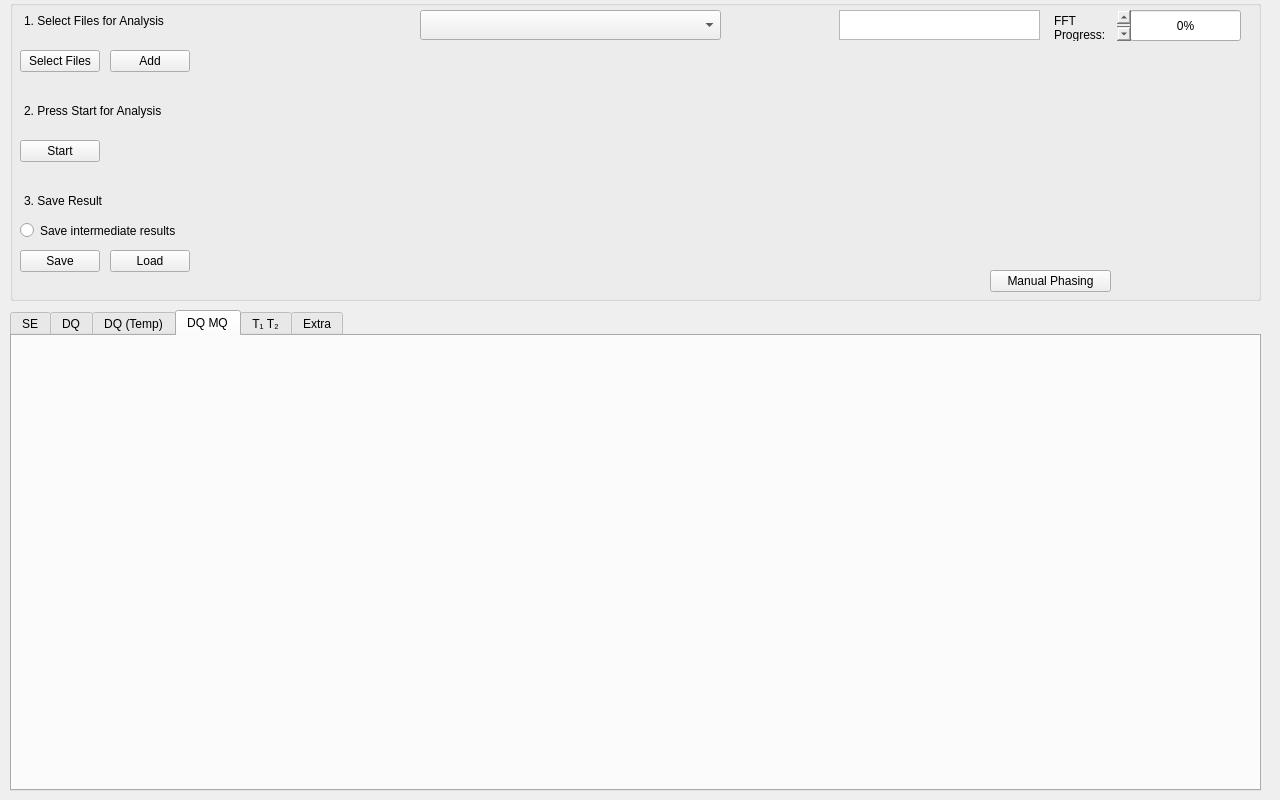
Above: form.ui from timesama/M2-Approach before the change. Below: the same form after it.
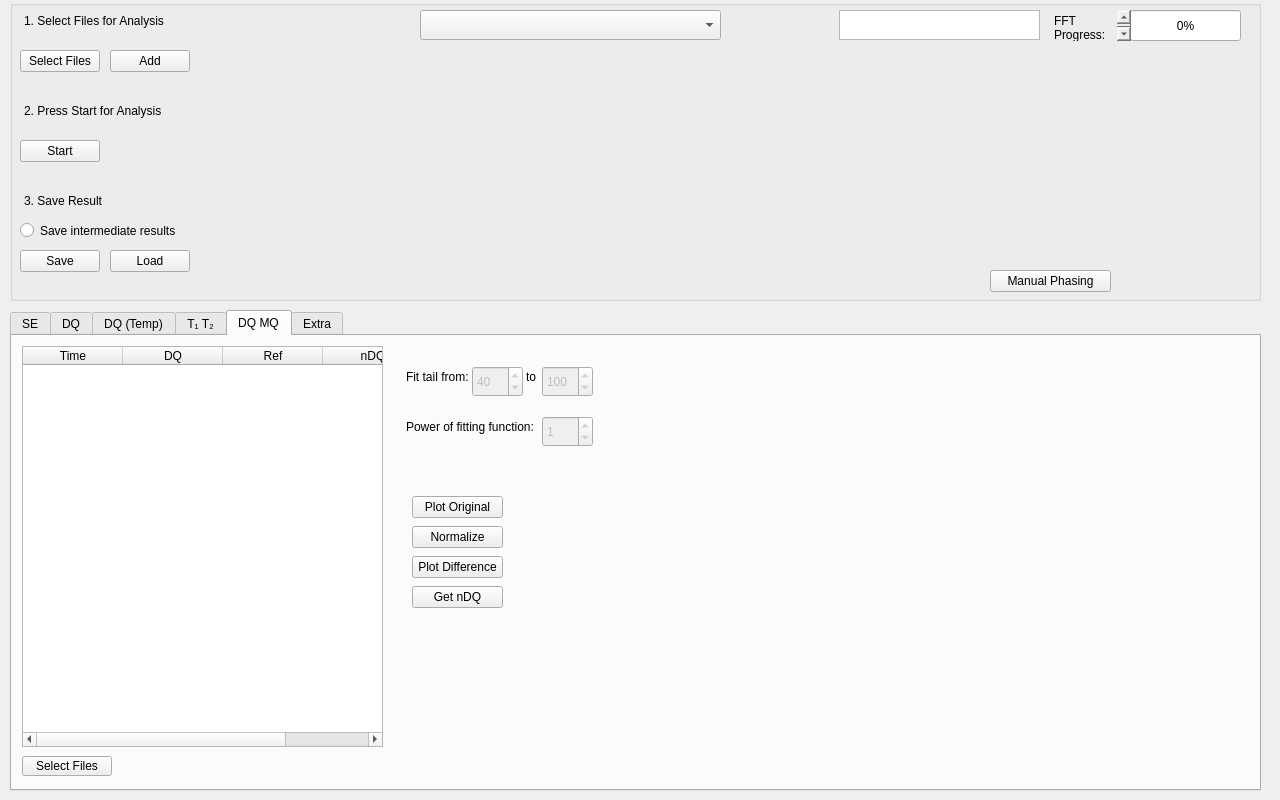
That is the form after the change. Custom widgets are drawn as their Qt base class.

Commit message: The beginning of DQMQ is done

Diff of the .ui file:
```diff
--- a/form.ui
+++ b/form.ui
@@ -87,7 +87,7 @@
      </sizepolicy>
     </property>
     <property name="currentIndex">
-     <number>3</number>
+     <number>4</number>
     </property>
     <widget class="QWidget" name="tab_1">
      <attribute name="title">
@@ -870,11 +870,6 @@
       </property>
      </widget>
     </widget>
-    <widget class="QWidget" name="tab_4">
-     <attribute name="title">
-      <string>DQ MQ</string>
-     </attribute>
-    </widget>
     <widget class="QWidget" name="tab">
      <attribute name="title">
       <string>T₁ T₂</string>
@@ -1386,6 +1381,375 @@
       </widget>
      </widget>
     </widget>
+    <widget class="QWidget" name="tab_4">
+     <attribute name="title">
+      <string>DQ MQ</string>
+     </attribute>
+     <widget class="QPushButton" name="btn_SelectFilesDQMQ">
+      <property name="geometry">
+       <rect>
+        <x>10</x>
+        <y>420</y>
+        <width>90</width>
+        <height>20</height>
+       </rect>
+      </property>
+      <property name="text">
+       <string>Select Files</string>
+      </property>
+     </widget>
+     <widget class="PlotWidget" name="DQMQ_Widget" native="true">
+      <property name="geometry">
+       <rect>
+        <x>650</x>
+        <y>10</y>
+        <width>561</width>
+        <height>401</height>
+       </rect>
+      </property>
+      <property name="sizeIncrement">
+       <size>
+        <width>0</width>
+        <height>0</height>
+       </size>
+      </property>
+      <property name="styleSheet">
+       <string notr="true"/>
+      </property>
+     </widget>
+     <widget class="QTableWidget" name="table_DQMQ">
+      <property name="geometry">
+       <rect>
+        <x>10</x>
+        <y>10</y>
+        <width>361</width>
+        <height>401</height>
+       </rect>
+      </property>
+      <property name="styleSheet">
+       <string notr="true"/>
+      </property>
+      <property name="editTriggers">
+       <set>QAbstractItemView::CurrentChanged</set>
+      </property>
+      <property name="alternatingRowColors">
+       <bool>true</bool>
+      </property>
+      <property name="selectionMode">
+       <enum>QAbstractItemView::ExtendedSelection</enum>
+      </property>
+      <property name="selectionBehavior">
+       <enum>QAbstractItemView::SelectRows</enum>
+      </property>
+      <property name="columnCount">
+       <number>4</number>
+      </property>
+      <column>
+       <property name="text">
+        <string>Time</string>
+       </property>
+      </column>
+      <column>
+       <property name="text">
+        <string>DQ</string>
+       </property>
+      </column>
+      <column>
+       <property name="text">
+        <string>Ref</string>
+       </property>
+      </column>
+      <column>
+       <property name="text">
+        <string>nDQ</string>
+       </property>
+      </column>
+     </widget>
+     <widget class="QTextEdit" name="textEdit_12">
+      <property name="geometry">
+       <rect>
+        <x>510</x>
+        <y>30</y>
+        <width>31</width>
+        <height>31</height>
+       </rect>
+      </property>
+      <property name="mouseTracking">
+       <bool>false</bool>
+      </property>
+      <property name="focusPolicy">
+       <enum>Qt::NoFocus</enum>
+      </property>
+      <property name="styleSheet">
+       <string notr="true">background: transparent</string>
+      </property>
+      <property name="frameShape">
+       <enum>QFrame::NoFrame</enum>
+      </property>
+      <property name="verticalScrollBarPolicy">
+       <enum>Qt::ScrollBarAlwaysOff</enum>
+      </property>
+      <property name="horizontalScrollBarPolicy">
+       <enum>Qt::ScrollBarAlwaysOff</enum>
+      </property>
+      <property name="sizeAdjustPolicy">
+       <enum>QAbstractScrollArea::AdjustToContents</enum>
+      </property>
+      <property name="html">
+       <string>&lt;!DOCTYPE HTML PUBLIC &quot;-//W3C//DTD HTML 4.0//EN&quot; &quot;http://www.w3.org/TR/REC-html40/strict.dtd&quot;&gt;
+&lt;html&gt;&lt;head&gt;&lt;meta name=&quot;qrichtext&quot; content=&quot;1&quot; /&gt;&lt;meta charset=&quot;utf-8&quot; /&gt;&lt;style type=&quot;text/css&quot;&gt;
+p, li { white-space: pre-wrap; }
+hr { height: 1px; border-width: 0; }
+li.unchecked::marker { content: &quot;\2610&quot;; }
+li.checked::marker { content: &quot;\2612&quot;; }
+&lt;/style&gt;&lt;/head&gt;&lt;body style=&quot; font-family:'Segoe UI'; font-size:9pt; font-weight:400; font-style:normal;&quot;&gt;
+&lt;p style=&quot; margin-top:0px; margin-bottom:0px; margin-left:0px; margin-right:0px; -qt-block-indent:0; text-indent:0px;&quot;&gt;to&lt;/p&gt;
+&lt;p style=&quot;-qt-paragraph-type:empty; margin-top:0px; margin-bottom:0px; margin-left:0px; margin-right:0px; -qt-block-indent:0; text-indent:0px;&quot;&gt;&lt;br /&gt;&lt;/p&gt;&lt;/body&gt;&lt;/html&gt;</string>
+      </property>
+      <property name="textInteractionFlags">
+       <set>Qt::NoTextInteraction</set>
+      </property>
+     </widget>
+     <widget class="QDoubleSpinBox" name="dq_max_3">
+      <property name="enabled">
+       <bool>false</bool>
+      </property>
+      <property name="geometry">
+       <rect>
+        <x>530</x>
+        <y>30</y>
+        <width>51</width>
+        <height>31</height>
+       </rect>
+      </property>
+      <property name="prefix">
+       <string/>
+      </property>
+      <property name="suffix">
+       <string/>
+      </property>
+      <property name="decimals">
+       <number>0</number>
+      </property>
+      <property name="minimum">
+       <double>0.000000000000000</double>
+      </property>
+      <property name="maximum">
+       <double>700.000000000000000</double>
+      </property>
+      <property name="singleStep">
+       <double>2.000000000000000</double>
+      </property>
+      <property name="value">
+       <double>100.000000000000000</double>
+      </property>
+     </widget>
+     <widget class="QTextEdit" name="textEdit_13">
+      <property name="geometry">
+       <rect>
+        <x>390</x>
+        <y>30</y>
+        <width>91</width>
+        <height>31</height>
+       </rect>
+      </property>
+      <property name="mouseTracking">
+       <bool>false</bool>
+      </property>
+      <property name="focusPolicy">
+       <enum>Qt::NoFocus</enum>
+      </property>
+      <property name="styleSheet">
+       <string notr="true">background: transparent</string>
+      </property>
+      <property name="frameShape">
+       <enum>QFrame::NoFrame</enum>
+      </property>
+      <property name="verticalScrollBarPolicy">
+       <enum>Qt::ScrollBarAlwaysOff</enum>
+      </property>
+      <property name="horizontalScrollBarPolicy">
+       <enum>Qt::ScrollBarAlwaysOff</enum>
+      </property>
+      <property name="sizeAdjustPolicy">
+       <enum>QAbstractScrollArea::AdjustToContents</enum>
+      </property>
+      <property name="html">
+       <string>&lt;!DOCTYPE HTML PUBLIC &quot;-//W3C//DTD HTML 4.0//EN&quot; &quot;http://www.w3.org/TR/REC-html40/strict.dtd&quot;&gt;
+&lt;html&gt;&lt;head&gt;&lt;meta name=&quot;qrichtext&quot; content=&quot;1&quot; /&gt;&lt;meta charset=&quot;utf-8&quot; /&gt;&lt;style type=&quot;text/css&quot;&gt;
+p, li { white-space: pre-wrap; }
+hr { height: 1px; border-width: 0; }
+li.unchecked::marker { content: &quot;\2610&quot;; }
+li.checked::marker { content: &quot;\2612&quot;; }
+&lt;/style&gt;&lt;/head&gt;&lt;body style=&quot; font-family:'Segoe UI'; font-size:9pt; font-weight:400; font-style:normal;&quot;&gt;
+&lt;p style=&quot; margin-top:0px; margin-bottom:0px; margin-left:0px; margin-right:0px; -qt-block-indent:0; text-indent:0px;&quot;&gt;Fit tail from:&lt;/p&gt;&lt;/body&gt;&lt;/html&gt;</string>
+      </property>
+      <property name="textInteractionFlags">
+       <set>Qt::NoTextInteraction</set>
+      </property>
+     </widget>
+     <widget class="QDoubleSpinBox" name="dq_min_3">
+      <property name="enabled">
+       <bool>false</bool>
+      </property>
+      <property name="geometry">
+       <rect>
+        <x>460</x>
+        <y>30</y>
+        <width>51</width>
+        <height>31</height>
+       </rect>
+      </property>
+      <property name="prefix">
+       <string/>
+      </property>
+      <property name="suffix">
+       <string> </string>
+      </property>
+      <property name="decimals">
+       <number>0</number>
+      </property>
+      <property name="minimum">
+       <double>0.000000000000000</double>
+      </property>
+      <property name="singleStep">
+       <double>2.000000000000000</double>
+      </property>
+      <property name="value">
+       <double>40.000000000000000</double>
+      </property>
+     </widget>
+     <widget class="QTextEdit" name="textEdit_14">
+      <property name="geometry">
+       <rect>
+        <x>390</x>
+        <y>80</y>
+        <width>151</width>
+        <height>31</height>
+       </rect>
+      </property>
+      <property name="mouseTracking">
+       <bool>false</bool>
+      </property>
+      <property name="focusPolicy">
+       <enum>Qt::NoFocus</enum>
+      </property>
+      <property name="styleSheet">
+       <string notr="true">background: transparent</string>
+      </property>
+      <property name="frameShape">
+       <enum>QFrame::NoFrame</enum>
+      </property>
+      <property name="verticalScrollBarPolicy">
+       <enum>Qt::ScrollBarAlwaysOff</enum>
+      </property>
+      <property name="horizontalScrollBarPolicy">
+       <enum>Qt::ScrollBarAlwaysOff</enum>
+      </property>
+      <property name="sizeAdjustPolicy">
+       <enum>QAbstractScrollArea::AdjustToContents</enum>
+      </property>
+      <property name="html">
+       <string>&lt;!DOCTYPE HTML PUBLIC &quot;-//W3C//DTD HTML 4.0//EN&quot; &quot;http://www.w3.org/TR/REC-html40/strict.dtd&quot;&gt;
+&lt;html&gt;&lt;head&gt;&lt;meta name=&quot;qrichtext&quot; content=&quot;1&quot; /&gt;&lt;meta charset=&quot;utf-8&quot; /&gt;&lt;style type=&quot;text/css&quot;&gt;
+p, li { white-space: pre-wrap; }
+hr { height: 1px; border-width: 0; }
+li.unchecked::marker { content: &quot;\2610&quot;; }
+li.checked::marker { content: &quot;\2612&quot;; }
+&lt;/style&gt;&lt;/head&gt;&lt;body style=&quot; font-family:'Segoe UI'; font-size:9pt; font-weight:400; font-style:normal;&quot;&gt;
+&lt;p style=&quot; margin-top:0px; margin-bottom:0px; margin-left:0px; margin-right:0px; -qt-block-indent:0; text-indent:0px;&quot;&gt;Power of fitting function:&lt;/p&gt;&lt;/body&gt;&lt;/html&gt;</string>
+      </property>
+      <property name="textInteractionFlags">
+       <set>Qt::NoTextInteraction</set>
+      </property>
+     </widget>
+     <widget class="QDoubleSpinBox" name="power">
+      <property name="enabled">
+       <bool>false</bool>
+      </property>
+      <property name="geometry">
+       <rect>
+        <x>530</x>
+        <y>80</y>
+        <width>51</width>
+        <height>31</height>
+       </rect>
+      </property>
+      <property name="prefix">
+       <string/>
+      </property>
+      <property name="suffix">
+       <string/>
+      </property>
+      <property name="decimals">
+       <number>0</number>
+      </property>
+      <property name="minimum">
+       <double>0.000000000000000</double>
+      </property>
+      <property name="maximum">
+       <double>5.000000000000000</double>
+      </property>
+      <property name="singleStep">
+       <double>2.000000000000000</double>
+      </property>
+      <property name="value">
+       <double>1.000000000000000</double>
+      </property>
+     </widget>
+     <widget class="QPushButton" name="pushButton_DQMQ_1">
+      <property name="geometry">
+       <rect>
+        <x>400</x>
+        <y>160</y>
+        <width>91</width>
+        <height>22</height>
+       </rect>
+      </property>
+      <property name="text">
+       <string>Plot Original</string>
+      </property>
+     </widget>
+     <widget class="QPushButton" name="pushButton_DQMQ_2">
+      <property name="geometry">
+       <rect>
+        <x>400</x>
+        <y>220</y>
+        <width>91</width>
+        <height>22</height>
+       </rect>
+      </property>
+      <property name="text">
+       <string>Plot Difference</string>
+      </property>
+     </widget>
+     <widget class="QPushButton" name="pushButton_DQMQ_3">
+      <property name="geometry">
+       <rect>
+        <x>400</x>
+        <y>250</y>
+        <width>91</width>
+        <height>22</height>
+       </rect>
+      </property>
+      <property name="text">
+       <string>Get nDQ</string>
+      </property>
+     </widget>
+     <widget class="QPushButton" name="pushButton_DQMQ_4">
+      <property name="geometry">
+       <rect>
+        <x>400</x>
+        <y>190</y>
+        <width>91</width>
+        <height>22</height>
+       </rect>
+      </property>
+      <property name="text">
+       <string>Normalize</string>
+      </property>
+     </widget>
+    </widget>
     <widget class="QWidget" name="tab_Extra">
      <attribute name="title">
       <string>Extra</string>
```
The commit also changes 2 other files.
